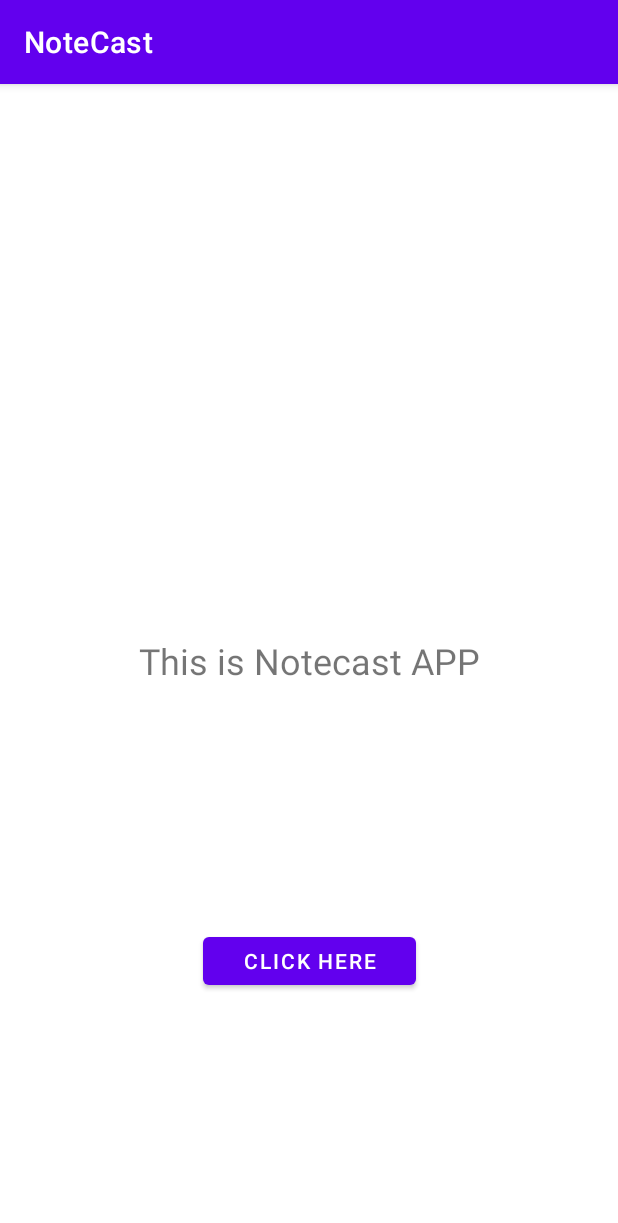
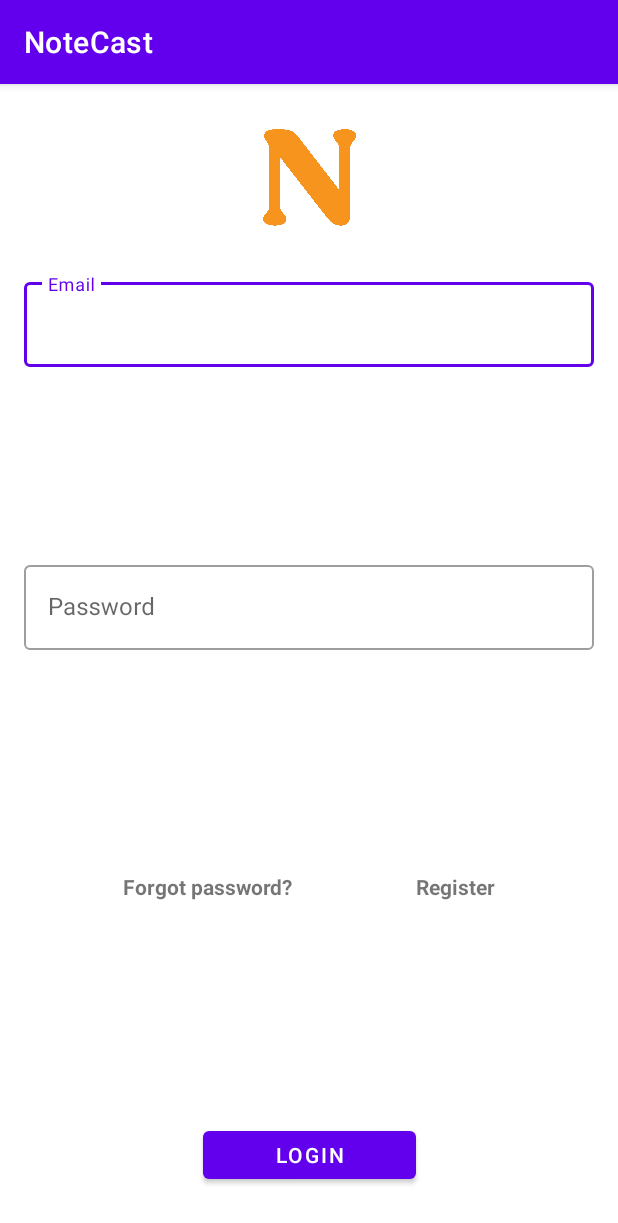
Before and after one commit to kartikeydixit/NoteCast, an Android app: the screen it shows after launch (MainActivity), on a phone screen of 412 x 824 dp. Shown: the top 1223 px of the screen. Run offline under Robolectric (Android 15) with nearby library versions, the phone set to English and light mode, and no system bars.

Commit message:
Login and Register UI created and firebase auth added

```diff
--- a/app/src/main/AndroidManifest.xml
+++ b/app/src/main/AndroidManifest.xml
@@ -9,6 +9,7 @@
         android:roundIcon="@mipmap/ic_launcher_round"
         android:supportsRtl="true"
         android:theme="@style/Theme.NoteCast">
+        <activity android:name=".RegisterActivity"></activity>
         <activity android:name=".MainActivity">
             <intent-filter>
                 <action android:name="android.intent.action.MAIN" />
--- a/app/src/main/java/com/example/notecast/MainActivity.java
+++ b/app/src/main/java/com/example/notecast/MainActivity.java
@@ -2,19 +2,31 @@ package com.example.notecast;
 
 import androidx.appcompat.app.AppCompatActivity;
 
+import android.content.Intent;
 import android.os.Bundle;
 import android.view.View;
+import android.widget.TextView;
 import android.widget.Toast;
 
-public class MainActivity extends AppCompatActivity {
+public class MainActivity extends AppCompatActivity implements View.OnClickListener {
 
-    public void btnClick(View view){
-        Toast.makeText(this, "Recording msg.........", Toast.LENGTH_SHORT).show();
-    }
+    private TextView registerBtn;
     @Override
     protected void onCreate(Bundle savedInstanceState) {
         super.onCreate(savedInstanceState);
         setContentView(R.layout.activity_main);
+
+        registerBtn = findViewById(R.id.registerBtn);
+        registerBtn.setOnClickListener(this);
+
     }
 
+    @Override
+    public void onClick(View view) {
+        switch (view.getId()){
+            case R.id.registerBtn :
+                startActivity(new Intent(this , RegisterActivity.class));
+                break;
+        }
+    }
 }
--- a/app/src/main/res/layout/activity_main.xml
+++ b/app/src/main/res/layout/activity_main.xml
@@ -6,26 +6,106 @@
     android:layout_height="match_parent"
     tools:context=".MainActivity">
 
-    <TextView
-        android:id="@+id/textView"
-        android:layout_width="wrap_content"
+    <com.google.android.material.textfield.TextInputLayout
+        android:id="@+id/enterEmail"
+        android:layout_width="match_parent"
         android:layout_height="wrap_content"
-        android:text="This is Notecast APP"
-        android:textSize="24sp"
-        app:layout_constraintBottom_toBottomOf="parent"
-        app:layout_constraintLeft_toLeftOf="parent"
-        app:layout_constraintRight_toRightOf="parent"
-        app:layout_constraintTop_toTopOf="parent" />
+        android:layout_marginStart="16dp"
+        android:layout_marginLeft="16dp"
+        android:layout_marginEnd="16dp"
+        android:layout_marginRight="16dp"
+        android:hint="Email"
+        style="@style/Widget.MaterialComponents.TextInputLayout.OutlinedBox"
+        app:layout_constraintBottom_toTopOf="@+id/enterPassword"
+        app:layout_constraintEnd_toEndOf="parent"
+        app:layout_constraintStart_toStartOf="parent"
+        app:layout_constraintTop_toTopOf="parent">
+
+        <com.google.android.material.textfield.TextInputEditText
+            android:layout_width="match_parent"
+            android:layout_height="wrap_content"
+            android:inputType="textEmailAddress" />
+
+    </com.google.android.material.textfield.TextInputLayout>
+
+    <com.google.android.material.textfield.TextInputLayout
+        android:id="@+id/enterPassword"
+        android:layout_width="match_parent"
+        android:layout_height="wrap_content"
+        android:layout_marginStart="16dp"
+        android:layout_marginLeft="16dp"
+        android:layout_marginEnd="16dp"
+        android:layout_marginRight="16dp"
+        android:hint="Password"
+        style="@style/Widget.MaterialComponents.TextInputLayout.OutlinedBox"
+        app:layout_constraintBottom_toTopOf="@+id/button"
+        app:layout_constraintEnd_toEndOf="parent"
+        app:layout_constraintStart_toStartOf="parent"
+        app:layout_constraintTop_toTopOf="parent">
+
+        <com.google.android.material.textfield.TextInputEditText
+            android:layout_width="match_parent"
+            android:layout_height="match_parent"
+            android:inputType="textPassword" />
+
+    </com.google.android.material.textfield.TextInputLayout>
 
     <Button
         android:id="@+id/button"
         android:layout_width="142dp"
         android:layout_height="44dp"
-        android:onClick="btnClick"
-        android:text="click here"
+        android:layout_marginBottom="32dp"
+        android:text="Login"
+        app:layout_constraintBottom_toBottomOf="parent"
+        app:layout_constraintEnd_toEndOf="parent"
+        app:layout_constraintStart_toStartOf="parent" />
+
+    <ImageView
+        android:id="@+id/imageView"
+        android:layout_width="0dp"
+        android:layout_height="0dp"
+        android:layout_marginTop="16dp"
+        app:layout_constraintBottom_toTopOf="@+id/enterEmail"
+        app:layout_constraintEnd_toEndOf="parent"
+        app:layout_constraintStart_toStartOf="parent"
+        app:layout_constraintTop_toTopOf="parent"
+        app:srcCompat="@drawable/logo" />
+
+    <TextView
+        android:id="@+id/forgotPassBtn"
+        android:layout_width="wrap_content"
+        android:layout_height="wrap_content"
+        android:text="Forgot password?"
+        android:textStyle="bold"
+        app:layout_constraintBottom_toTopOf="@+id/button"
+        app:layout_constraintEnd_toEndOf="parent"
+        app:layout_constraintEnd_toStartOf="@+id/registerBtn"
+        app:layout_constraintHorizontal_bias="0.5"
+        app:layout_constraintStart_toStartOf="parent"
+        app:layout_constraintTop_toBottomOf="@+id/enterPassword" />
+
+    <TextView
+        android:id="@+id/registerBtn"
+        android:layout_width="wrap_content"
+        android:layout_height="wrap_content"
+        android:text="Register"
+        android:textStyle="bold"
+        app:layout_constraintBottom_toBottomOf="@+id/forgotPassBtn"
+        app:layout_constraintEnd_toEndOf="parent"
+        app:layout_constraintHorizontal_bias="0.5"
+        app:layout_constraintStart_toEndOf="@+id/forgotPassBtn"
+        app:layout_constraintTop_toTopOf="@+id/forgotPassBtn"
+        app:layout_constraintVertical_bias="0.0" />
+
+    <ProgressBar
+        android:id="@+id/loginProgressBar"
+        android:layout_width="wrap_content"
+        android:layout_height="wrap_content"
+        android:visibility="gone"
+        tools:visibility="gone"
         app:layout_constraintBottom_toBottomOf="parent"
         app:layout_constraintEnd_toEndOf="parent"
         app:layout_constraintStart_toStartOf="parent"
-        app:layout_constraintTop_toBottomOf="@+id/textView" />
+        app:layout_constraintTop_toTopOf="parent" />
 
 </androidx.constraintlayout.widget.ConstraintLayout>
--- a/build.gradle
+++ b/build.gradle
@@ -6,6 +6,7 @@ buildscript {
     }
     dependencies {
         classpath "com.android.tools.build:gradle:4.1.2"
+        classpath 'com.google.gms:google-services:4.3.5'
 
         // NOTE: Do not place your application dependencies here; they belong
         // in the individual module build.gradle files
```
Also changed, not shown: app/build.gradle (+10 -0 lines), app/src/main/java/com/example/notecast/RegisterActivity.java (added, +139 -0 lines), app/src/main/java/com/example/notecast/User.java (added, +17 -0 lines), app/src/main/res/layout/activity_register.xml (added, +130 -0 lines), app/src/main/res/drawable/logo.png (added), 1 other file.
